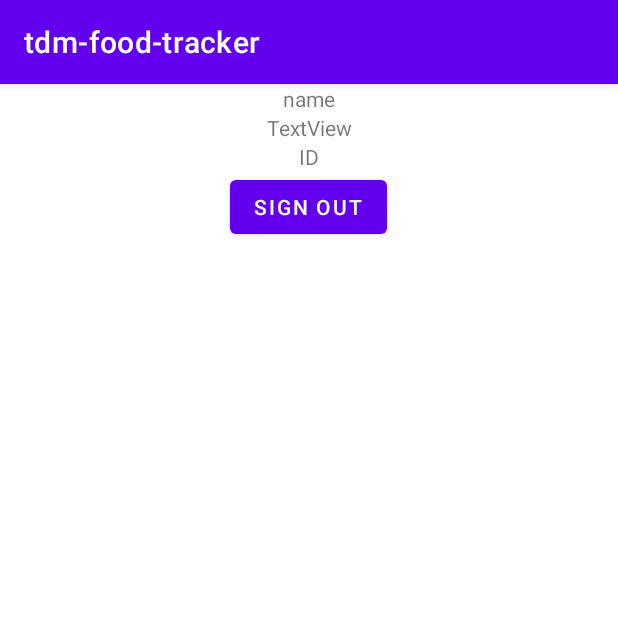
After one commit to manuel-sch/tdm-food-tracker, an Android app: the SignInActivity screen opened directly, with no data from a screen before it, on a phone screen of 412 x 824 dp, the top half of it. The commit adds this screen. Run offline under Robolectric (Android 15) with nearby library versions, the phone set to English and light mode, and no system bars; pictures from the network do not load.

Commit message:
TDXM-99 -barcode-refactor-und-google-anmeldung

```diff
--- /dev/null
+++ b/tdm-food-tracker-project/app/src/main/java/com/example/tdm_food_tracker/GoogleSignIn/SignInActivity.java
@@ -0,0 +1,82 @@
+package com.example.tdm_food_tracker.GoogleSignIn;
+
+import androidx.annotation.NonNull;
+import androidx.appcompat.app.AppCompatActivity;
+
+import android.net.Uri;
+import android.os.Bundle;
+import android.view.View;
+import android.widget.Button;
+import android.widget.ImageView;
+import android.widget.TextView;
+
+import com.example.tdm_food_tracker.R;
+import com.google.android.gms.auth.api.signin.GoogleSignIn;
+import com.google.android.gms.auth.api.signin.GoogleSignInAccount;
+import com.google.android.gms.auth.api.signin.GoogleSignInClient;
+import com.google.android.gms.auth.api.signin.GoogleSignInOptions;
+import com.google.android.gms.tasks.OnCompleteListener;
+import com.google.android.gms.tasks.Task;
+
+public class SignInActivity extends AppCompatActivity {
+
+    ImageView imageView;
+    TextView name, email, id;
+    Button signOut;
+    GoogleSignInClient mGoogleSignInClient;
+
+    @Override
+    protected void onCreate(Bundle savedInstanceState) {
+        super.onCreate(savedInstanceState);
+        setContentView(R.layout.activity_sign_in);
+
+        // Configure sign-in to request the user's ID, email address, and basic
+        // profile. ID and basic profile are included in DEFAULT_SIGN_IN.
+        GoogleSignInOptions gso = new GoogleSignInOptions.Builder(GoogleSignInOptions.DEFAULT_SIGN_IN)
+                .requestEmail()
+                .build();
+
+        // Build a GoogleSignInClient with the options specified by gso.
+        mGoogleSignInClient = GoogleSignIn.getClient(this, gso);
+
+        imageView = (ImageView) findViewById(R.id.imageView);
+        name = (TextView) findViewById(R.id.signInName);
+        email = (TextView) findViewById(R.id.signInEmail);
+        id = (TextView) findViewById(R.id.signInID);
+        signOut = (Button) findViewById(R.id.signOutButton);
+
+
+
+        GoogleSignInAccount acct = GoogleSignIn.getLastSignedInAccount(this);
+
+        if (acct != null) {
+            String personName = acct.getDisplayName();
+            //String personGivenName = acct.getGivenName();
+            //String personFamilyName = acct.getFamilyName();
+            String personEmail = acct.getEmail();
+            String personId = acct.getId();
+            Uri personPhoto = acct.getPhotoUrl();
+
+            id.setText(personId);
+            name.setText(personName);
+            email.setText(personEmail);
+            //Glide.with(this).load(String.valueOf(personPhoto)).into(imageView);
+
+
+
+        }
+
+
+
+    }
+    public void signOut(View v) {
+        mGoogleSignInClient.signOut()
+                .addOnCompleteListener(this, new OnCompleteListener<Void>() {
+                    @Override
+                    public void onComplete(@NonNull Task<Void> task) {
+                       // Toast.makeText(this,"erfolgreich abgemeldet", Toast.LENGTH_SHORT).show();
+                        finish();
+                    }
+                });
+    }
+}
--- a/tdm-food-tracker-project/app/src/main/java/com/example/tdm_food_tracker/ProduktForm/FormEdit.java
+++ b/tdm-food-tracker-project/app/src/main/java/com/example/tdm_food_tracker/ProduktForm/FormEdit.java
@@ -3,10 +3,7 @@ package com.example.tdm_food_tracker.ProduktForm;
 import android.content.Context;
 import android.os.Bundle;
 import android.view.View;
-import android.widget.CheckBox;
 import android.widget.EditText;
-import android.widget.RadioButton;
-import android.widget.RadioGroup;
 import android.widget.Toast;
 
 import androidx.appcompat.app.AppCompatActivity;
@@ -18,7 +15,7 @@ public class FormEdit extends AppCompatActivity {
 
     public void onCreate(Bundle savedInstanceState) {
         super.onCreate(savedInstanceState);
-        setContentView(R.layout.formular_edit);
+        setContentView(R.layout.activity_formular_edit);
     }
     public void productPriceClicked(View v) {
 
--- /dev/null
+++ b/tdm-food-tracker-project/app/src/main/res/layout/activity_sign_in.xml
@@ -0,0 +1,55 @@
+<?xml version="1.0" encoding="utf-8"?>
+<androidx.constraintlayout.widget.ConstraintLayout xmlns:android="http://schemas.android.com/apk/res/android"
+    xmlns:app="http://schemas.android.com/apk/res-auto"
+    xmlns:tools="http://schemas.android.com/tools"
+    android:layout_width="match_parent"
+    android:layout_height="match_parent"
+    tools:context=".GoogleSignIn.SignInActivity">
+
+    <TextView
+        android:id="@+id/signInName"
+        android:layout_width="wrap_content"
+        android:layout_height="wrap_content"
+        android:text="name"
+        app:layout_constraintEnd_toEndOf="parent"
+        app:layout_constraintStart_toStartOf="parent"
+        app:layout_constraintTop_toBottomOf="@+id/imageView" />
+
+    <TextView
+        android:id="@+id/signInEmail"
+        android:layout_width="wrap_content"
+        android:layout_height="wrap_content"
+        android:text="TextView"
+        app:layout_constraintEnd_toEndOf="parent"
+        app:layout_constraintStart_toStartOf="parent"
+        app:layout_constraintTop_toBottomOf="@+id/signInName" />
+
+    <TextView
+        android:id="@+id/signInID"
+        android:layout_width="wrap_content"
+        android:layout_height="wrap_content"
+        android:text="ID"
+        app:layout_constraintEnd_toEndOf="parent"
+        app:layout_constraintStart_toStartOf="parent"
+        app:layout_constraintTop_toBottomOf="@+id/signInEmail" />
+
+    <ImageView
+        android:id="@+id/imageView"
+        android:layout_width="wrap_content"
+        android:layout_height="wrap_content"
+        app:layout_constraintEnd_toEndOf="parent"
+        app:layout_constraintStart_toStartOf="parent"
+        app:layout_constraintTop_toTopOf="parent"
+        tools:src="@tools:sample/avatars" />
+
+    <Button
+        android:id="@+id/signOutButton"
+        android:onClick="signOut"
+        android:layout_width="wrap_content"
+        android:layout_height="wrap_content"
+        android:text="sign Out"
+        app:layout_constraintEnd_toEndOf="parent"
+        app:layout_constraintHorizontal_bias="0.498"
+        app:layout_constraintStart_toStartOf="parent"
+        app:layout_constraintTop_toBottomOf="@+id/signInID" />
+</androidx.constraintlayout.widget.ConstraintLayout>
--- a/tdm-food-tracker-project/build.gradle
+++ b/tdm-food-tracker-project/build.gradle
@@ -3,9 +3,11 @@ buildscript {
     repositories {
         google()
         jcenter()
+        mavenCentral()
     }
     dependencies {
         classpath 'com.android.tools.build:gradle:4.2.0'
+
 
         // NOTE: Do not place your application dependencies here; they belong
         // in the individual module build.gradle files
```
Also changed, not shown: tdm-food-tracker-project/app/build.gradle (+7 -1 lines), tdm-food-tracker-project/app/src/main/AndroidManifest.xml (+11 -3 lines), tdm-food-tracker-project/app/src/main/java/com/example/tdm_food_tracker/BarcodeScan/BarcodeScanActivity.java (added, +141 -0 lines), tdm-food-tracker-project/app/src/main/java/com/example/tdm_food_tracker/MainActivity.java (+50 -160 lines), tdm-food-tracker-project/app/src/main/res/layout/activity_barcode_scan.xml (added, +31 -0 lines), tdm-food-tracker-project/app/src/main/res/layout/activity_main.xml (+23 -29 lines), tdm-food-tracker-project/app/src/main/res/layout/activity_formular_edit.xml (renamed from tdm-food-tracker-project/app/src/main/res/layout/formular_edit.xml).
